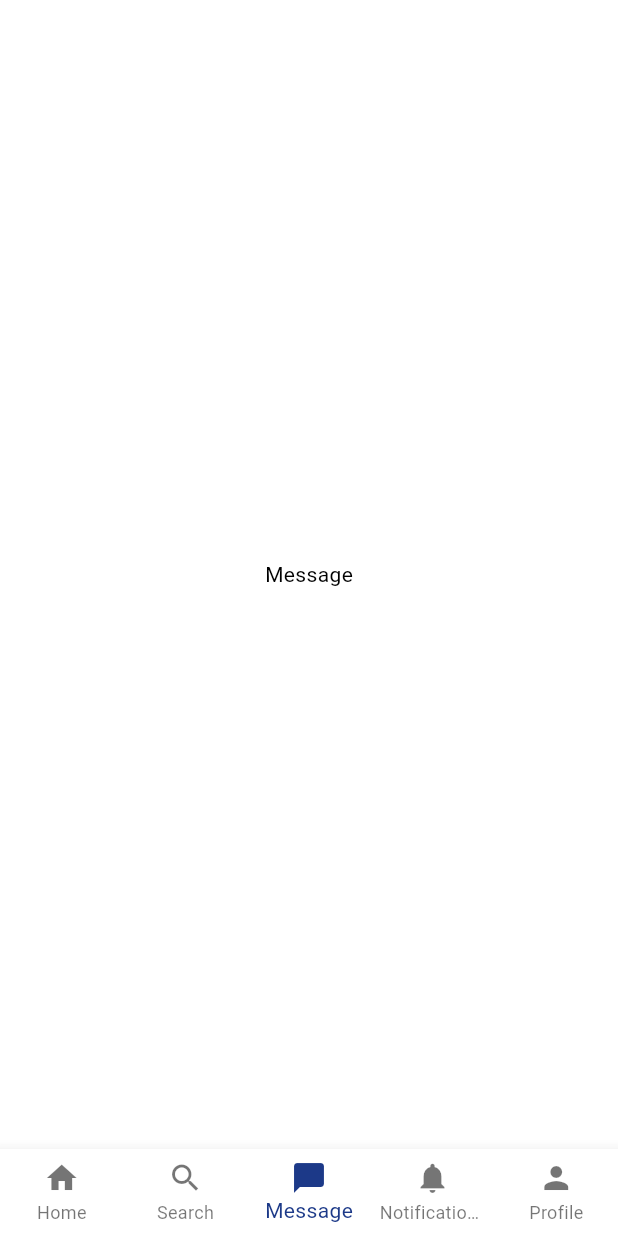
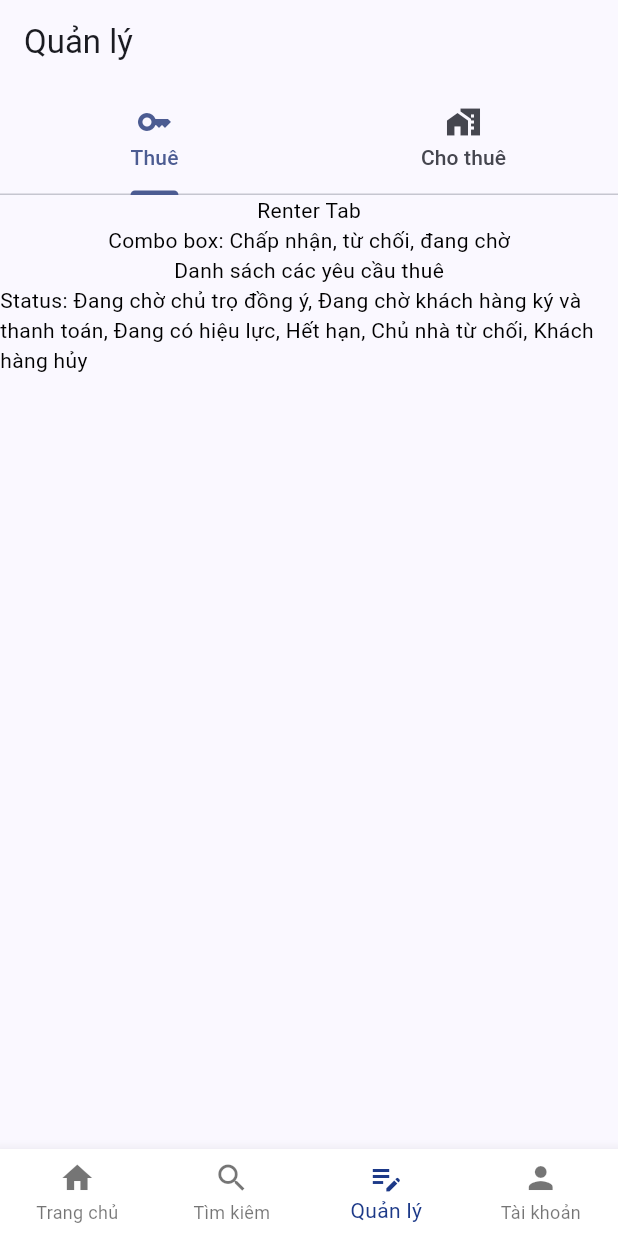
Before and after one commit to bichdao090202/Rental_Property_App, a Flutter app: the screen it shows after launch, item 3 of the bottom bar chosen, on a phone screen of 412 x 824 dp. Run offline on Flutter 3.47's test engine with Material 3 defaults, Android fonts, the phone set to English and light mode, and no system bars.

Commit message:
create manager tab

```diff
--- a/lib/main.dart
+++ b/lib/main.dart
@@ -18,7 +18,6 @@ class MyApp extends StatelessWidget {
           // hintColor: Colors.orange, // Màu phụ của ứng dụng
           useMaterial3: true,
           colorScheme: ColorScheme.fromSeed(seedColor: Color(0xFF1C3988)),
-
           textTheme: const TextTheme(
             bodyLarge: TextStyle(color: Colors.black),
             bodyMedium: TextStyle(color: Colors.black),
--- /dev/null
+++ b/lib/widgets/account/account_tab.dart
@@ -0,0 +1,21 @@
+import 'package:flutter/material.dart';
+
+class ManagerRentalsTab extends StatefulWidget {
+  @override
+  _ManagerRentalsTabState createState() => _ManagerRentalsTabState();
+
+}
+
+class _ManagerRentalsTabState extends State<ManagerRentalsTab> {
+  @override
+  Widget build(BuildContext context) {
+    return Scaffold(
+      appBar: AppBar(
+        title: Text('Quản lý'),
+      ),
+      body: Center(
+        child: Text('Manager Rentals Tab'),
+      ),
+    );
+  }
+}
--- a/lib/widgets/home/home_screen.dart
+++ b/lib/widgets/home/home_screen.dart
@@ -1,4 +1,5 @@
 import 'package:flutter/material.dart';
+import 'package:rental_property_app/widgets/manager_rentals/manager_rentals_tab.dart';
 
 class HomeScreen extends StatefulWidget {
   @override
@@ -13,9 +14,9 @@ class _HomeScreenState extends State<HomeScreen> {
 
   final List<Widget> _pages = [
     Center(child: Text('Home Page')), //
-    Center(child: Text('Search Page')), //
-    Center(child: Text('Message')), //
-    Center(child: Text('Notifications Page')), //
+    Center(child: Text('Search')), //
+    Center(child: ManagerRentalsTab()), //
+    Center(child: Text('Notice Page')), //
     Center(child: Text('Profile Page')), //
   ];
 
@@ -24,6 +25,7 @@ class _HomeScreenState extends State<HomeScreen> {
       _selectedIndex = index; //
     });
   }
+
 
   @override
   Widget build(BuildContext context) {
@@ -35,23 +37,28 @@ class _HomeScreenState extends State<HomeScreen> {
         items: const <BottomNavigationBarItem>[
           BottomNavigationBarItem(
             icon: Icon(Icons.home),
-            label: 'Home',
+            label: 'Trang chủ',
           ),
           BottomNavigationBarItem(
             icon: Icon(Icons.search),
-            label: 'Search',
+            label: 'Tìm kiêm',
           ),
           BottomNavigationBarItem(
-            icon: Icon(Icons.chat_bubble),
-            label: 'Message',
+            icon: Icon(Icons.edit_note),
+            label: 'Quản lý',
           ),
-          BottomNavigationBarItem(
-            icon: Icon(Icons.notifications),
-            label: 'Notifications',
-          ),
+          // BottomNavigationBarItem(
+          //   icon: Icon(Icons.chat_bubble),
+          //   label: 'Message',
+          // ),
+          // BottomNavigationBarItem(
+          //   icon: Icon(Icons.notifications),
+          //   label: 'Notice',
+          //
+          // ),
           BottomNavigationBarItem(
             icon: Icon(Icons.person),
-            label: 'Profile',
+            label: 'Tài khoản',
           ),
         ],
         currentIndex: _selectedIndex,
--- /dev/null
+++ b/lib/widgets/manager_rentals/landlord_property_item.dart
@@ -0,0 +1,14 @@
+import 'package:flutter/material.dart';
+
+class ManagerRentalsTab extends StatefulWidget {
+  @override
+  _ManagerRentalsTabState createState() => _ManagerRentalsTabState();
+
+}
+
+class _ManagerRentalsTabState extends State<ManagerRentalsTab> {
+  @override
+  Widget build(BuildContext context) {
+    throw UnimplementedError();
+  }
+}
--- /dev/null
+++ b/lib/widgets/manager_rentals/list_properties.dart
@@ -0,0 +1,14 @@
+import 'package:flutter/material.dart';
+
+class ManagerRentalsTab extends StatefulWidget {
+  @override
+  _ManagerRentalsTabState createState() => _ManagerRentalsTabState();
+
+}
+
+class _ManagerRentalsTabState extends State<ManagerRentalsTab> {
+  @override
+  Widget build(BuildContext context) {
+    throw UnimplementedError();
+  }
+}
--- /dev/null
+++ b/lib/widgets/manager_rentals/list_rental_applications.dart
@@ -0,0 +1,14 @@
+import 'package:flutter/material.dart';
+
+class ManagerRentalsTab extends StatefulWidget {
+  @override
+  _ManagerRentalsTabState createState() => _ManagerRentalsTabState();
+
+}
+
+class _ManagerRentalsTabState extends State<ManagerRentalsTab> {
+  @override
+  Widget build(BuildContext context) {
+    throw UnimplementedError();
+  }
+}
--- /dev/null
+++ b/lib/widgets/manager_rentals/manager_rentals_tab.dart
@@ -0,0 +1,44 @@
+import 'package:flutter/material.dart';
+import 'package:rental_property_app/widgets/manager_rentals/landlord_tab.dart';
+import 'package:rental_property_app/widgets/manager_rentals/renter_tab.dart';
+
+class ManagerRentalsTab extends StatefulWidget {
+  @override
+  _ManagerRentalsTabState createState() => _ManagerRentalsTabState();
+
+}
+
+class _ManagerRentalsTabState extends State<ManagerRentalsTab> {
+  @override
+  Widget build(BuildContext context) {
+    return Scaffold(
+      body: DefaultTabController(
+        length: 2,
+        child: Scaffold(
+          appBar: AppBar(
+            title: const Text('Quản lý'),
+            bottom: const TabBar(
+              tabs: [
+                Tab(
+                  icon: Icon(Icons.key),
+                  text: "Thuê",
+
+                ),
+                Tab(
+                  icon: Icon(Icons.home_work),
+                  text: "Cho thuê",
+                )
+              ],
+            ),
+          ),
+          body: TabBarView(
+            children: [
+              RenterTab(),
+              LandlordTab(),
+            ],
+          ),
+        ),
+      ),
+    );
+  }
+}
--- /dev/null
+++ b/lib/widgets/manager_rentals/renter_application_item.dart
@@ -0,0 +1,14 @@
+import 'package:flutter/material.dart';
+
+class ManagerRentalsTab extends StatefulWidget {
+  @override
+  _ManagerRentalsTabState createState() => _ManagerRentalsTabState();
+
+}
+
+class _ManagerRentalsTabState extends State<ManagerRentalsTab> {
+  @override
+  Widget build(BuildContext context) {
+    throw UnimplementedError();
+  }
+}
--- /dev/null
+++ b/lib/widgets/manager_rentals/renter_tab.dart
@@ -0,0 +1,23 @@
+import 'package:flutter/material.dart';
+
+class RenterTab extends StatefulWidget {
+  @override
+  _RenterTabState createState() => _RenterTabState();
+
+}
+
+class _RenterTabState extends State<RenterTab> {
+  @override
+  Widget build(BuildContext context) {
+    return Material(
+      child: Column(
+        children: [
+          Text('Renter Tab'),
+          Text('Combo box: Chấp nhận, từ chối, đang chờ'),
+          Text('Danh sách các yêu cầu thuê'),
+          Text('Status: Đang chờ chủ trọ đồng ý, Đang chờ khách hàng ký và thanh toán, Đang có hiệu lực, Hết hạn, Chủ nhà từ chối, Khách hàng hủy'),
+        ],
+      ),
+    );
+  }
+}
--- a/pubspec.yaml
+++ b/pubspec.yaml
@@ -29,7 +29,10 @@ environment:
 # versions available, run `flutter pub outdated`.
 dependencies:
   flutter:
+
     sdk: flutter
+
+
 
 
   # The following adds the Cupertino Icons font to your application.
@@ -53,6 +56,8 @@ dev_dependencies:
 
 # The following section is specific to Flutter packages.
 flutter:
+  assets:
+    - assets/logo.png
 
   # The following line ensures that the Material Icons font is
   # included with your application, so that you can use the icons in
```
Also changed, not shown: lib/models/rental_post_request.dart (added, +63 -0 lines), lib/widgets/auth/login_screen.dart (+28 -10 lines), lib/widgets/home/home_tab.dart (+14 -2 lines), lib/widgets/home/message_tab.dart (+18 -0 lines), lib/widgets/home/profile_tab.dart (+18 -0 lines), lib/widgets/home/search_tab.dart (+18 -0 lines), lib/widgets/manager_rentals/landlord_tab.dart (added, +19 -0 lines), assets/logo.png (added), lib/models/booking_request.dart (added), lib/widgets/home/notice_tab.dart (added).
